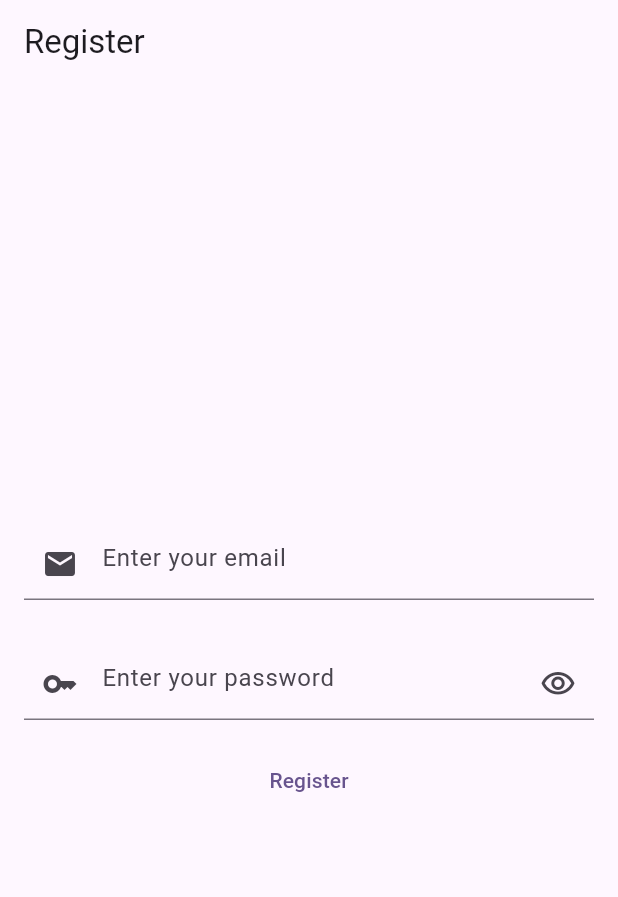
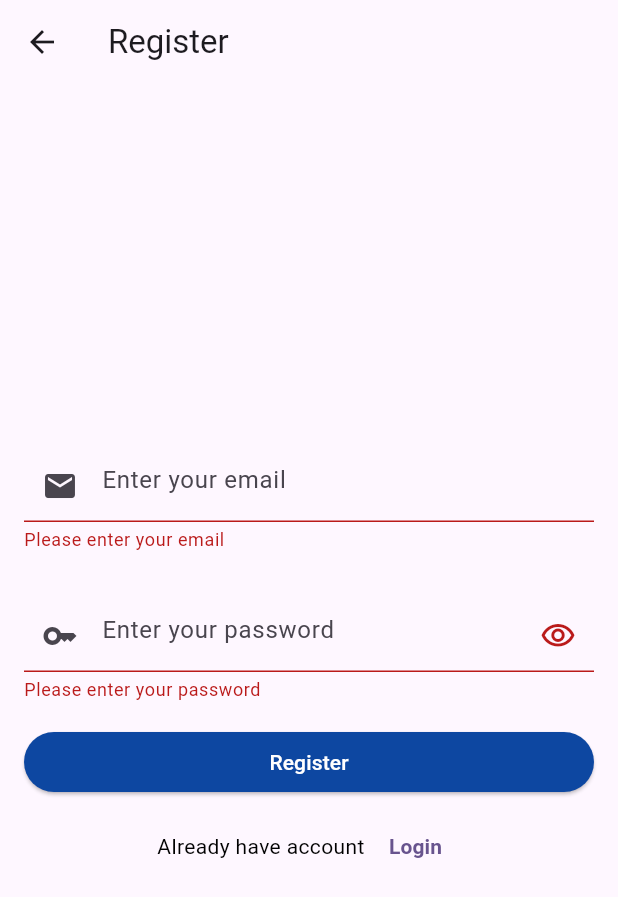
Before and after one commit to svaykong/mynotes_app, a Flutter app: the RegisterView screen opened directly, after a tap on "Register", on a phone screen of 412 x 824 dp. Shown: the top 897 px of the screen. Run offline on Flutter 3.47's test engine with Material 3 defaults, Android fonts, the phone set to English and light mode, and no system bars; drawn by our look-alikes of modal_progress_hud_nsn; our stand-ins replace firebase_auth, firebase_core, flutter_dotenv; accounts and stored records are empty.

```diff
--- /dev/null
+++ b/lib/models/model.dart
@@ -0,0 +1 @@
+export 'user_model.dart';
--- /dev/null
+++ b/lib/utils/app_routes.dart
@@ -0,0 +1,10 @@
+import 'package:flutter/material.dart';
+
+import '../views/view.dart';
+
+class AppRoutes {
+  static Map<String, Widget Function(BuildContext)> get routes => {
+        LoginView.route: (_) => const LoginView(),
+        HomeView.route: (_) => const HomeView(),
+      };
+}
--- /dev/null
+++ b/lib/utils/app_themes.dart
@@ -0,0 +1,7 @@
+import 'package:flutter/material.dart';
+
+class AppThemes {
+  static Color? deepBlue = Colors.blue[900];
+  static Color white = Colors.white;
+  static Color black = Colors.black;
+}
--- a/lib/views/register_view.dart
+++ b/lib/views/register_view.dart
@@ -1,6 +1,11 @@
 import 'package:flutter/material.dart';
 
 import 'package:firebase_auth/firebase_auth.dart';
+import 'package:modal_progress_hud_nsn/modal_progress_hud_nsn.dart';
+
+import '../widgets/widget.dart';
+import 'login_view.dart';
+import '../utils/app_themes.dart';
 
 class RegisterView extends StatefulWidget {
   const RegisterView({super.key});
@@ -10,18 +15,17 @@ class RegisterView extends StatefulWidget {
 }
 
 class _RegisterViewState extends State<RegisterView> {
+  final GlobalKey<FormState> _formKey = GlobalKey<FormState>();
   late TextEditingController _emailCtr;
   late TextEditingController _passCtr;
-  bool _obscure = true;
-  late FocusNode _emailFocusNode;
   late FocusNode _passFocusNode;
+  bool _asyncCall = false;
 
   @override
   void initState() {
     super.initState();
     _emailCtr = TextEditingController();
     _passCtr = TextEditingController();
-    _emailFocusNode = FocusNode();
     _passFocusNode = FocusNode();
   }
 
@@ -29,7 +33,6 @@ class _RegisterViewState extends State<RegisterView> {
   void dispose() {
     _emailCtr.dispose();
     _passCtr.dispose();
-    _emailFocusNode.dispose();
     _passFocusNode.dispose();
     super.dispose();
   }
@@ -42,79 +45,97 @@ class _RegisterViewState extends State<RegisterView> {
       ),
       body: SafeArea(
         child: Center(
+          child: SingleChildScrollView(
+            child: ModalProgressHUD(
+              inAsyncCall: _asyncCall,
+              child: Form(
+                key: _formKey,
                 child: Column(
                   mainAxisAlignment: MainAxisAlignment.center,
                   crossAxisAlignment: CrossAxisAlignment.stretch,
                   children: [
+                    EmailTextField(emailCtr: _emailCtr),
+                    PasswordTextField(passCtr: _passCtr),
                     Padding(
-                padding: const EdgeInsets.all(16.0),
-                child: TextField(
-                  focusNode: _emailFocusNode,
-                  controller: _emailCtr,
-                  decoration: const InputDecoration(
-                    prefixIcon: Icon(Icons.email),
-                    hintText: "Enter your email",
+                      padding: const EdgeInsets.symmetric(horizontal: 16.0),
+                      child: ElevatedButton(
+                        onPressed: onRegisterHandle,
+                        style: ElevatedButton.styleFrom(
+                          backgroundColor: AppThemes.deepBlue,
                         ),
-                  textInputAction: TextInputAction.next,
-                  keyboardType: TextInputType.emailAddress,
-                  autocorrect: false,
-                  enableSuggestions: false,
-                  onTapOutside: (e) {
-                    if (_emailFocusNode.hasFocus) {
-                      _emailFocusNode.unfocus();
-                    }
-                  },
+                        child: Text(
+                          'Register',
+                          style: TextStyle(
+                            color: AppThemes.white,
+                          ),
+                        ),
                       ),
                     ),
                     Padding(
-                padding: const EdgeInsets.all(16.0),
-                child: TextField(
-                  focusNode: _passFocusNode,
-                  obscureText: _obscure,
-                  controller: _passCtr,
-                  decoration: InputDecoration(
-                    prefixIcon: const Icon(Icons.key),
-                    hintText: "Enter your password",
-                    suffixIcon: IconButton(
+                      padding: const EdgeInsets.all(8.0),
+                      child: Row(
+                        mainAxisSize: MainAxisSize.min,
+                        mainAxisAlignment: MainAxisAlignment.center,
+                        children: [
+                          Text(
+                            'Already have account ',
+                            style: TextStyle(
+                              color: AppThemes.black,
+                              fontSize: 14.0,
+                            ),
+                            textAlign: TextAlign.center,
+                          ),
+                          TextButton(
                             onPressed: () {
-                        setState(() {
-                          _obscure = !_obscure;
-                        });
+                              Navigator.of(context).pushNamed(LoginView.route);
                             },
-                      icon: Icon(_obscure ? Icons.visibility_outlined : Icons.visibility_off_outlined),
+                            child: const Text(
+                              'Login',
+                              style: TextStyle(
+                                fontWeight: FontWeight.w700,
                               ),
                             ),
-                  textInputAction: TextInputAction.done,
-                  keyboardType: TextInputType.visiblePassword,
-                  autocorrect: false,
-                  enableSuggestions: false,
-                  onTapOutside: (e) {
-                    if (_passFocusNode.hasFocus) {
-                      _passFocusNode.unfocus();
-                    }
-                  },
+                          ),
+                        ],
                       ),
                     ),
-              TextButton(
-                onPressed: onRegisterChange,
-                child: const Text('Register'),
+                  ],
                 ),
-            ],
+              ),
+            ),
           ),
         ),
       ),
     );
   }
 
-  Future<void> onRegisterChange() async {
+  Future<void> onRegisterHandle() async {
     final email = _emailCtr.text;
     final password = _passCtr.text;
-    if (email.isNotEmpty && password.isNotEmpty) {
+    if (_formKey.currentState!.validate()) {
       try {
+        /// set bloc access: start
+        setState(() {
+          _asyncCall = true;
+        });
         final userCredential = await FirebaseAuth.instance.createUserWithEmailAndPassword(email: email, password: password);
         print(userCredential);
+
+        /// set bloc access: start
+        setState(() {
+          _asyncCall = false;
+        });
+
+        /// clear text fields
+        _emailCtr.clear();
+        _passCtr.clear();
       } on FirebaseAuthException catch (e) {
         print('FirebaseAuthException::$e');
+      } finally {
+        /// set bloc access: stop
+        setState(() {
+          _asyncCall = false;
+        });
       }
     }
   }
--- a/lib/views/root_view.dart
+++ b/lib/views/root_view.dart
@@ -1,6 +1,7 @@
 import 'package:flutter/material.dart';
 
-import 'register_view.dart';
+import 'view.dart';
+import '../utils/app_routes.dart';
 
 class RootView extends StatelessWidget {
   const RootView({super.key});
@@ -13,8 +14,9 @@ class RootView extends StatelessWidget {
         colorScheme: ColorScheme.fromSeed(seedColor: Colors.deepPurple),
         useMaterial3: true,
       ),
-      home: const RegisterView(),
+      home: const VerifyEmailView(),
       debugShowCheckedModeBanner: false,
+      routes: AppRoutes.routes,
     );
   }
 }
--- a/lib/views/view.dart
+++ b/lib/views/view.dart
@@ -1 +1,4 @@
 export 'register_view.dart';
+export 'login_view.dart';
+export 'home_view.dart';
+export 'verify_email_view.dart';
--- /dev/null
+++ b/lib/widgets/email_text_field.dart
@@ -0,0 +1,61 @@
+import 'package:flutter/material.dart';
+
+class EmailTextField extends StatefulWidget {
+  const EmailTextField({
+    Key? key,
+    required this.emailCtr,
+  }) : super(key: key);
+  final TextEditingController emailCtr;
+
+  @override
+  State<EmailTextField> createState() => _EmailTextFieldState();
+}
+
+class _EmailTextFieldState extends State<EmailTextField> {
+  late FocusNode _emailFocusNode;
+
+  @override
+  void initState() {
+    super.initState();
+    _emailFocusNode = FocusNode();
+  }
+
+  @override
+  void dispose() {
+    _emailFocusNode.dispose();
+    super.dispose();
+  }
+
+  @override
+  Widget build(BuildContext context) {
+    return Padding(
+      padding: const EdgeInsets.all(16.0),
+      child: TextFormField(
+        autovalidateMode: AutovalidateMode.onUserInteraction,
+        validator: (value) {
+          if (value == null || value.isEmpty) {
+            return "Please enter your email";
+          } else if (!value.contains("@")) {
+            return "Please enter valid email";
+          }
+          return null;
+        },
+        focusNode: _emailFocusNode,
+        controller: widget.emailCtr,
+        decoration: const InputDecoration(
+          prefixIcon: Icon(Icons.email),
+          hintText: "Enter your email",
+        ),
+        textInputAction: TextInputAction.next,
+        keyboardType: TextInputType.emailAddress,
+        autocorrect: false,
+        enableSuggestions: false,
+        onTapOutside: (e) {
+          if (_emailFocusNode.hasFocus) {
+            _emailFocusNode.unfocus();
+          }
+        },
+      ),
+    );
+  }
+}
--- /dev/null
+++ b/lib/widgets/password_text_field.dart
@@ -0,0 +1,71 @@
+import 'package:flutter/material.dart';
+
+class PasswordTextField extends StatefulWidget {
+  const PasswordTextField({
+    Key? key,
+    required this.passCtr,
+  }) : super(key: key);
+  final TextEditingController passCtr;
+
+  @override
+  State<PasswordTextField> createState() => _PasswordTextFieldState();
+}
+
+class _PasswordTextFieldState extends State<PasswordTextField> {
+  bool _obscure = true;
+  late FocusNode _passFocusNode;
+
+  @override
+  void initState() {
+    super.initState();
+    _passFocusNode = FocusNode();
+  }
+
+  @override
+  void dispose() {
+    _passFocusNode.dispose();
+    super.dispose();
+  }
+
+  @override
+  Widget build(BuildContext context) {
+    return Padding(
+      padding: const EdgeInsets.all(16.0),
+      child: TextFormField(
+        autovalidateMode: AutovalidateMode.onUserInteraction,
+        validator: (value) {
+          if (value == null || value.isEmpty) {
+            return "Please enter your password";
+          } else if (value.length < 4) {
+            return "Your password is short";
+          }
+          return null;
+        },
+        focusNode: _passFocusNode,
+        obscureText: _obscure,
+        controller: widget.passCtr,
+        decoration: InputDecoration(
+          prefixIcon: const Icon(Icons.key),
+          hintText: "Enter your password",
+          suffixIcon: IconButton(
+            onPressed: () {
+              setState(() {
+                _obscure = !_obscure;
+              });
+            },
+            icon: Icon(_obscure ? Icons.visibility_outlined : Icons.visibility_off_outlined),
+          ),
+        ),
+        textInputAction: TextInputAction.done,
+        keyboardType: TextInputType.visiblePassword,
+        autocorrect: false,
+        enableSuggestions: false,
+        onTapOutside: (e) {
+          if (_passFocusNode.hasFocus) {
+            _passFocusNode.unfocus();
+          }
+        },
+      ),
+    );
+  }
+}
--- /dev/null
+++ b/lib/widgets/widget.dart
@@ -0,0 +1,2 @@
+export 'email_text_field.dart';
+export 'password_text_field.dart';
--- a/pubspec.yaml
+++ b/pubspec.yaml
@@ -13,6 +13,7 @@ dependencies:
   firebase_core: ^2.25.4
   flutter_dotenv: ^5.1.0
   firebase_auth: ^4.17.4
+  modal_progress_hud_nsn: ^0.5.1
 dev_dependencies:
   flutter_test:
     sdk: flutter
```
Also changed, not shown: lib/models/user_model.dart (added, +9 -0 lines), lib/views/home_view.dart (added, +73 -0 lines), lib/views/login_view.dart (added, +117 -0 lines), lib/views/verify_email_view.dart (added, +40 -0 lines), pubspec.lock. Lines whose indentation alone changed are shown as unchanged.
